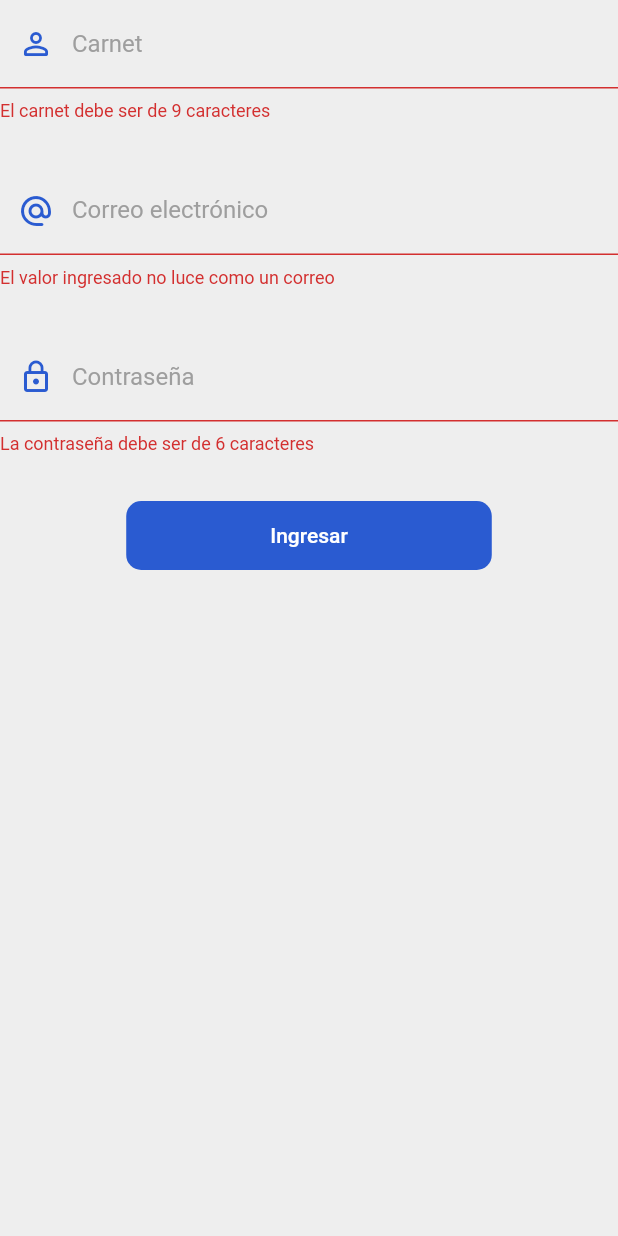
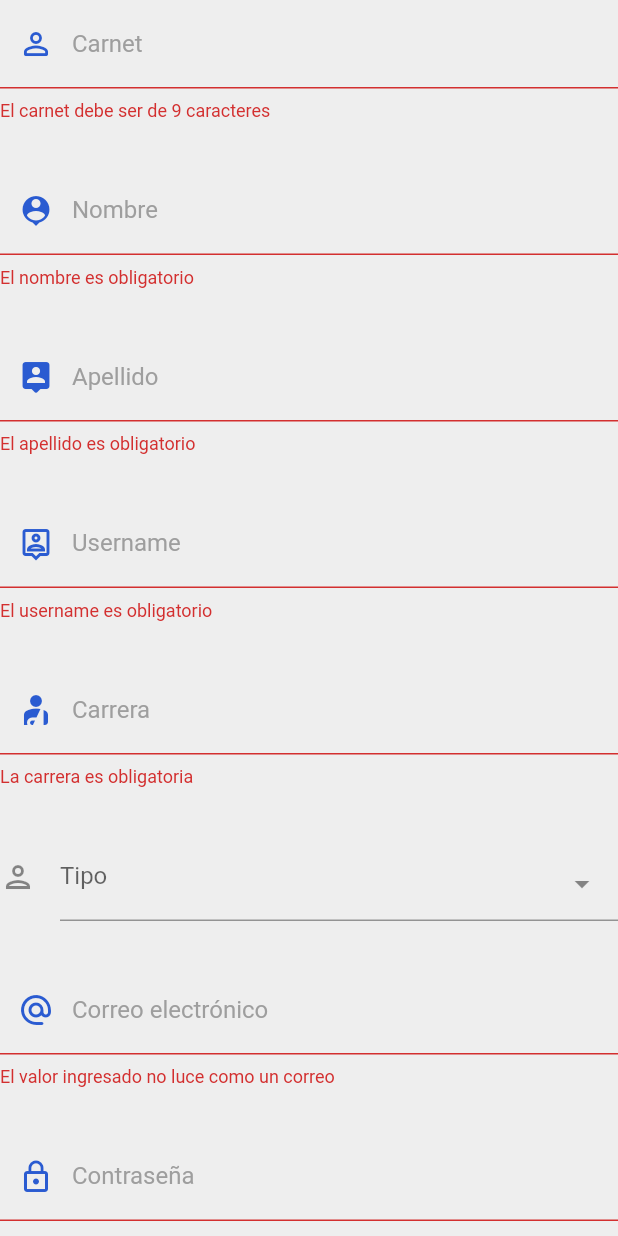
Before and after one commit to ccdosorio/app_students, a Flutter app: the _RegisterForm widget shown alone on an empty page, opened directly, after a tap on "Ingresar", on a phone screen of 412 x 824 dp. Run offline on Flutter 3.47's test engine with Material 2 defaults, Android fonts, the phone set to English and light mode, and no system bars; drawn by our look-alikes of select_form_field; our stand-ins replace flutter_secure_storage; accounts and stored records are empty; network calls fail; Roboto replaces fonts that are missing (Montserratcd).

Commit message:
Register Form

```diff
--- a/lib/providers/register_form_provider.dart
+++ b/lib/providers/register_form_provider.dart
@@ -9,6 +9,8 @@ class RegisterFormProvider extends ChangeNotifier {
   String name = '';
   String surname = '';
   String username = '';
+  String carrer = '';
+  String type = '';
 
   bool _isLoading = false;
   bool get isLoading => _isLoading;
--- a/lib/screens/register_screen.dart
+++ b/lib/screens/register_screen.dart
@@ -1,5 +1,6 @@
 // import 'package:app_students/ui/alert_dialogs.dart';
 import 'package:app_students/services/services.dart';
+import 'package:app_students/ui/alert_dialogs.dart';
 import 'package:flutter/material.dart';
 import 'package:provider/provider.dart';
 
@@ -7,6 +8,7 @@ import 'package:app_students/providers/register_form_provider.dart';
 // import 'package:app_students/services/services.dart';
 import 'package:app_students/ui/input_decorations.dart';
 import 'package:app_students/widgets/widgets.dart';
+import 'package:select_form_field/select_form_field.dart';
 
 class RegisterScreen extends StatelessWidget {
   @override
@@ -57,6 +59,20 @@ class _RegisterForm extends StatelessWidget {
   @override
   Widget build(BuildContext context) {
     final registerForm = Provider.of<RegisterFormProvider>(context);
+    final List<Map<String, dynamic>> _items = [
+      {
+        'value': '1',
+        'label': 'Estudiante',
+        'icon': Icon(Icons.person_outlined),
+        'textStyle': TextStyle(color: Colors.blue),
+      },
+      {
+        'value': '2',
+        'label': 'Catedratico',
+        'icon': Icon(Icons.person_outlined),
+        'textStyle': TextStyle(color: Colors.blue),
+      },
+    ];
 
     return Container(
       child: Form(
@@ -77,6 +93,75 @@ class _RegisterForm extends StatelessWidget {
                 if (value != null && value.length == 9) return null;
                 return 'El carnet debe ser de 9 caracteres';
               },
+            ),
+            SizedBox(height: 30),
+            TextFormField(
+              autocorrect: false,
+              keyboardType: TextInputType.text,
+              decoration: InputDecorations.authInputDecoration(
+                hintText: 'Nombre',
+                labelText: 'Nombre',
+                prefixIcon: Icons.person_pin,
+              ),
+              onChanged: (value) => registerForm.name = value,
+              validator: (value) {
+                if (value != null && value.length > 0) return null;
+                return 'El nombre es obligatorio';
+              },
+            ),
+            SizedBox(height: 30),
+            TextFormField(
+              autocorrect: false,
+              keyboardType: TextInputType.text,
+              decoration: InputDecorations.authInputDecoration(
+                hintText: 'Apellido',
+                labelText: 'Apellido',
+                prefixIcon: Icons.person_pin_rounded,
+              ),
+              onChanged: (value) => registerForm.surname = value,
+              validator: (value) {
+                if (value != null && value.length > 0) return null;
+                return 'El apellido es obligatorio';
+              },
+            ),
+            SizedBox(height: 30),
+            TextFormField(
+              autocorrect: false,
+              keyboardType: TextInputType.text,
+              decoration: InputDecorations.authInputDecoration(
+                hintText: 'Username',
+                labelText: 'Username',
+                prefixIcon: Icons.person_pin_outlined,
+              ),
+              onChanged: (value) => registerForm.username = value,
+              validator: (value) {
+                if (value != null && value.length > 0) return null;
+                return 'El username es obligatorio';
+              },
+            ),
+            SizedBox(height: 30),
+            TextFormField(
+              autocorrect: false,
+              keyboardType: TextInputType.text,
+              decoration: InputDecorations.authInputDecoration(
+                hintText: 'Carrera',
+                labelText: 'Carrera',
+                prefixIcon: Icons.personal_injury,
+              ),
+              onChanged: (value) => {registerForm.carrer = value},
+              validator: (value) {
+                if (value != null && value.length > 0) return null;
+                return 'La carrera es obligatoria';
+              },
+            ),
+            SizedBox(height: 30),
+            SelectFormField(
+              keyboardType: TextInputType.text,
+              type: SelectFormFieldType.dropdown, // or can be dialog
+              icon: Icon(Icons.person_outlined),
+              labelText: 'Tipo',
+              items: _items,
+              onChanged: (value) => {print(value), registerForm.type = value},
             ),
             SizedBox(height: 30),
             TextFormField(
@@ -141,27 +226,34 @@ class _RegisterForm extends StatelessWidget {
 
                       registerForm.isLoading = true;
 
+                      print(registerForm.type);
+
                       final String? errorMessage = await authService.signup(
+                          registerForm.name,
+                          registerForm.surname,
+                          registerForm.username,
+                          registerForm.carrer,
+                          registerForm.type,
                           registerForm.email,
                           registerForm.password,
                           registerForm.carnet);
 
-                      // if (errorMessage == null) {
-                      //   Navigator.pushReplacementNamed(context, 'login');
-                      // } else {
-                      //   String messageDescription =
-                      //       'Por favor, vuelva a intentarlo';
-                      //   showDialog(
-                      //       context: context,
-                      //       builder: (BuildContext context) {
-                      //         return AlertDialogs.showAlertLogin(
-                      //           context: context,
-                      //           message: errorMessage,
-                      //           description: messageDescription,
-                      //         );
-                      //       });
-                      //   registerForm.isLoading = false;
-                      // }
+                      if (errorMessage == null) {
+                        Navigator.pushReplacementNamed(context, 'login');
+                      } else {
+                        String messageDescription =
+                            'Por favor, vuelva a intentarlo';
+                        showDialog(
+                            context: context,
+                            builder: (BuildContext context) {
+                              return AlertDialogs.showAlertLogin(
+                                context: context,
+                                message: errorMessage,
+                                description: messageDescription,
+                              );
+                            });
+                        registerForm.isLoading = false;
+                      }
                     },
             )
           ],
--- a/pubspec.yaml
+++ b/pubspec.yaml
@@ -27,6 +27,7 @@ dependencies:
   flutter_secure_storage: ^4.2.1
   http: ^0.13.3
   provider: ^6.0.1
+  select_form_field: "^2.2.0"
 
 dev_dependencies:
   flutter_test:
```
Also changed, not shown: lib/services/auth_service.dart (+30 -13 lines), pubspec.lock.
